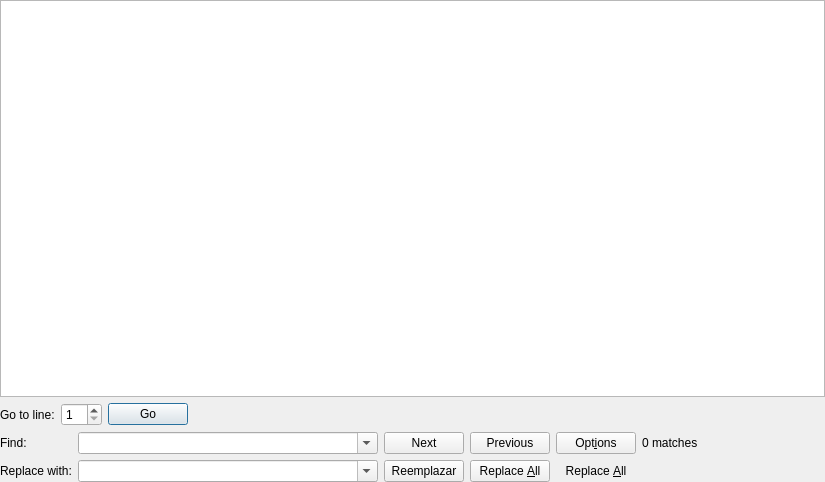
Above: resources/ui/editorwidget.ui from prymatex/prymatex before the change. Below: the same form after it.
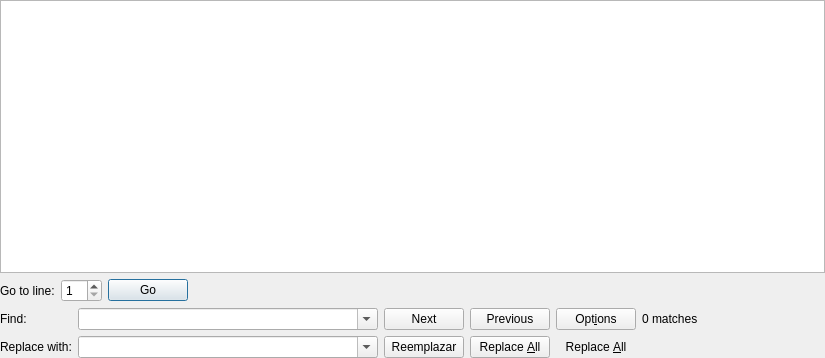
That is the form after the change. Icons and pictures are not drawn. Custom widgets are drawn as their Qt base class.

What changed in the file:
```diff
--- a/resources/ui/editorwidget.ui
+++ b/resources/ui/editorwidget.ui
@@ -7,7 +7,7 @@
     <x>0</x>
     <y>0</y>
     <width>825</width>
-    <height>482</height>
+    <height>358</height>
    </rect>
   </property>
   <property name="windowTitle">
```
